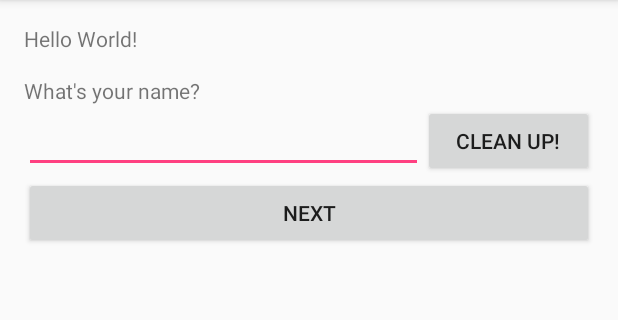
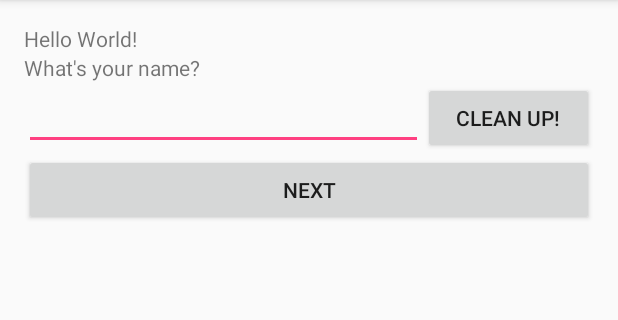
Before and after one commit to geekarist/FragmentsSandbox, an Android app: the screen it shows after launch (MainActivity), after a tap on "CLEAN UP!", on a phone screen of 412 x 824 dp, the part 84-404 px from its top. Run offline under Robolectric (Android 15) with nearby library versions, the phone set to English and light mode, and no system bars.

Commit message:
Create fragment for editing name

```diff
--- /dev/null
+++ b/app/src/main/java/com/github/geekarist/fragmentssandbox/EditYourNameFragment.java
@@ -0,0 +1,49 @@
+package com.github.geekarist.fragmentssandbox;
+
+import android.os.Bundle;
+import android.support.annotation.Nullable;
+import android.support.v4.app.Fragment;
+import android.util.Log;
+import android.view.KeyEvent;
+import android.view.LayoutInflater;
+import android.view.View;
+import android.view.ViewGroup;
+import android.widget.EditText;
+
+public class EditYourNameFragment extends Fragment {
+    private static final String TAG = EditYourNameFragment.class.getName();
+
+    private EditText nameText;
+    private View cleanUpButton;
+    private Listener listener;
+
+    @Nullable
+    @Override
+    public View onCreateView(LayoutInflater inflater, ViewGroup container, Bundle savedInstanceState) {
+        View inflatedView = inflater.inflate(R.layout.fragment_edit_your_name, container, false);
+        nameText = (EditText) inflatedView.findViewById(R.id.text_name);
+        cleanUpButton = inflatedView.findViewById(R.id.button_cleanup);
+        listener = (Listener) getActivity();
+        return inflatedView;
+    }
+
+    @Override
+    public void onViewCreated(View view, @Nullable Bundle savedInstanceState) {
+        super.onViewCreated(view, savedInstanceState);
+        cleanUpButton.setOnClickListener(new View.OnClickListener() {
+            @Override
+            public void onClick(View view) {
+                cleanUpText();
+                listener.consumeName(nameText.getText().toString());
+            }
+        });
+    }
+
+    private void cleanUpText() {
+        nameText.setText(nameText.getText().toString().toUpperCase());
+    }
+
+    public interface Listener {
+        void consumeName(String name);
+    }
+}
--- a/app/src/main/java/com/github/geekarist/fragmentssandbox/MainActivity.java
+++ b/app/src/main/java/com/github/geekarist/fragmentssandbox/MainActivity.java
@@ -9,9 +9,9 @@ import android.view.View;
 import android.widget.Button;
 import android.widget.EditText;
 
-public class MainActivity extends AppCompatActivity {
+public class MainActivity extends AppCompatActivity implements EditYourNameFragment.Listener {
 
-    private EditText nameText;
+    private String name = "";
 
     @Override
     protected void onCreate(Bundle savedInstanceState) {
@@ -23,23 +23,14 @@ public class MainActivity extends AppCompatActivity {
             @Override
             public void onClick(View view) {
                 Intent intent = new Intent(MainActivity.this, SecondActivity.class);
-                intent.putExtra("name", nameText.getText().toString());
+                intent.putExtra("name", name);
                 startActivity(intent);
-            }
-        });
-
-        nameText = (EditText) findViewById(R.id.text_name);
-
-        View cleanUpButton = findViewById(R.id.button_cleanup);
-        cleanUpButton.setOnClickListener(new View.OnClickListener() {
-            @Override
-            public void onClick(View view) {
-                cleanUpText();
             }
         });
     }
 
-    private void cleanUpText() {
-        nameText.setText(nameText.getText().toString().toUpperCase());
+    @Override
+    public void consumeName(String name) {
+        this.name = name;
     }
 }
--- a/app/src/main/res/layout/activity_main.xml
+++ b/app/src/main/res/layout/activity_main.xml
@@ -15,36 +15,9 @@
         android:layout_height="wrap_content"
         android:text="Hello World!" />
 
-    <LinearLayout
-        android:layout_width="match_parent"
-        android:layout_height="wrap_content"
-        android:layout_marginTop="15dp"
-        android:orientation="vertical">
-
-        <TextView
-            android:layout_width="match_parent"
-            android:layout_height="wrap_content"
-            android:text="What's your name?" />
-
-        <LinearLayout
-            android:layout_width="match_parent"
-            android:layout_height="wrap_content"
-            android:orientation="horizontal">
-
-            <EditText
-                android:id="@+id/text_name"
-                android:layout_width="0dp"
-                android:layout_height="wrap_content"
-                android:layout_weight=".7" />
-
-            <Button
-                android:id="@+id/button_cleanup"
-                android:layout_width="0dp"
-                android:layout_height="wrap_content"
-                android:layout_weight=".3"
-                android:text="Clean up!" />
-        </LinearLayout>
-    </LinearLayout>
+    <fragment android:layout_height="wrap_content" android:layout_width="match_parent"
+        android:id="@+id/fragment_edit_your_name"
+        android:name="com.github.geekarist.fragmentssandbox.EditYourNameFragment" />
 
     <Button
         android:id="@+id/button_next"
--- /dev/null
+++ b/app/src/main/res/layout/fragment_edit_your_name.xml
@@ -0,0 +1,32 @@
+<?xml version="1.0" encoding="utf-8"?>
+
+<LinearLayout xmlns:android="http://schemas.android.com/apk/res/android"
+    android:layout_width="match_parent"
+    android:layout_height="wrap_content"
+    android:layout_marginTop="15dp"
+    android:orientation="vertical">
+
+    <TextView
+        android:layout_width="match_parent"
+        android:layout_height="wrap_content"
+        android:text="What's your name?" />
+
+    <LinearLayout
+        android:layout_width="match_parent"
+        android:layout_height="wrap_content"
+        android:orientation="horizontal">
+
+        <EditText
+            android:id="@+id/text_name"
+            android:layout_width="0dp"
+            android:layout_height="wrap_content"
+            android:layout_weight=".7" />
+
+        <Button
+            android:id="@+id/button_cleanup"
+            android:layout_width="0dp"
+            android:layout_height="wrap_content"
+            android:layout_weight=".3"
+            android:text="Clean up!" />
+    </LinearLayout>
+</LinearLayout>
```
